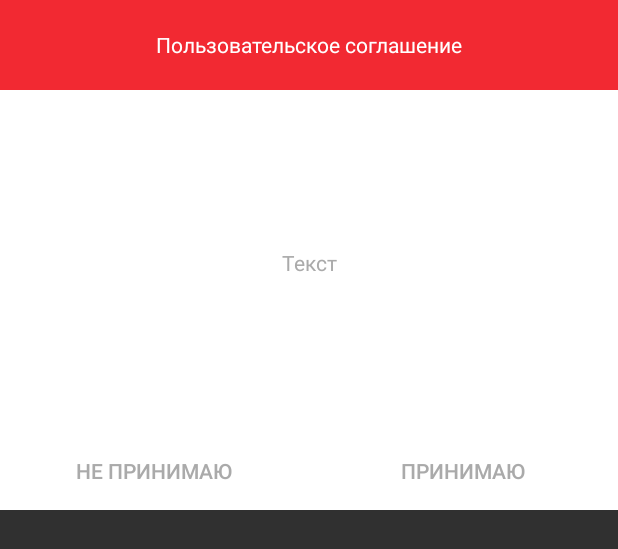
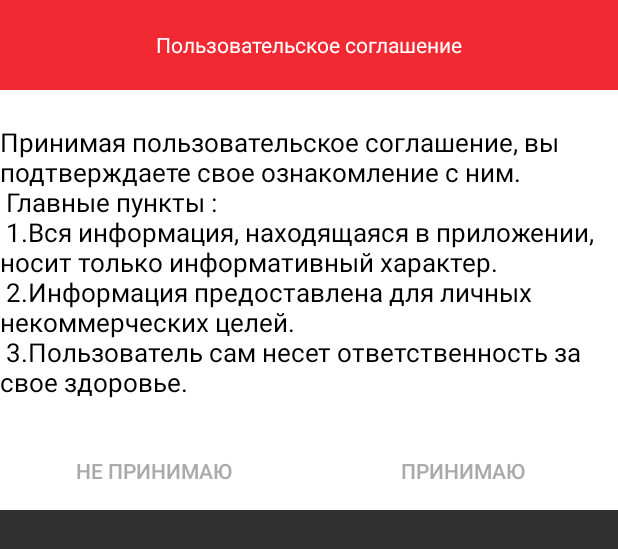
Before and after one commit to kamikhai/Pain_Search, an Android app: the layout bottom_sheet.xml on its own in the app's theme, with its tools: preview values and no code run, on a phone screen of 412 x 824 dp. Shown: the top 549 px of the screen. Run offline under Robolectric (Android 15) with nearby library versions, the phone set to English and light mode, and no system bars.

Commit message:
Текст соглашения

```diff
--- a/app/src/main/res/layout/bottom_sheet.xml
+++ b/app/src/main/res/layout/bottom_sheet.xml
@@ -24,9 +24,10 @@
     <TextView
         android:layout_width="match_parent"
         android:layout_height="230dp"
-        android:gravity="center"
-        android:text="Текст"
-        android:textColor="@android:color/darker_gray" />
+        android:gravity="center_vertical"
+        android:textSize="17dp"
+        android:text="@string/soglashenie"
+        android:textColor="#000000" />
 
 
     <LinearLayout
--- a/app/src/main/res/values/strings.xml
+++ b/app/src/main/res/values/strings.xml
@@ -15,7 +15,7 @@
     <string name="navigation_drawer_close">Close navigation drawer</string>
     <string name="action_settings">Settings</string>
     <string name="main">Главная</string>
-    <string name="history">Здесь будет отражена история ваших болезней</string>
+    <string name="history">Здесь будет отражена история вашей болезни</string>
     <string name="hello_blank_fragment">Hello blank fragment</string>
     <string name="title_activity_drawer">Главная</string>
     <string name="questions">Ответьте на несколько вопросов:</string>
@@ -73,6 +73,7 @@
     <string name="feet">Стопы</string>
     <string name="information">О приложении</string>
     <string name="con">Связаться с нами</string>
+    <string name="soglashenie">Принимая пользовательское соглашение, вы подтверждаете свое ознакомление с ним. \n Главные пункты : \n 1.Вся информация, находящаяся в приложении, носит только информативный характер. \n 2.Информация предоставлена для личных некоммерческих целей. \n 3.Пользователь сам несет ответственность за свое здоровье.</string>
 
 
 </resources>
```
